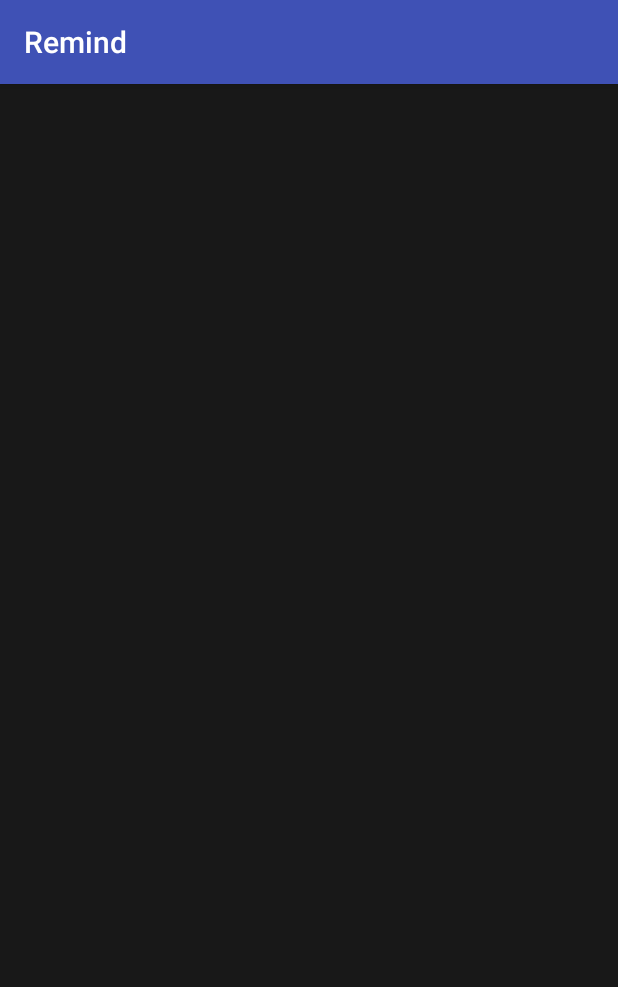
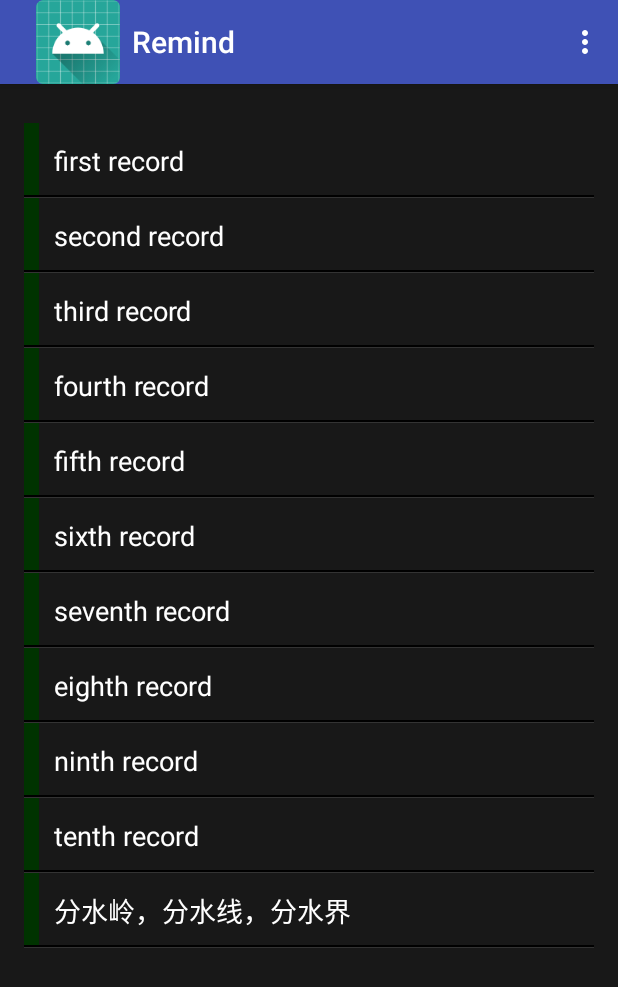
Before and after one commit to JoyOverflow/Android, an Android app: the screen it shows after launch (MainActivity), on a phone screen of 412 x 824 dp. Shown: the top 987 px of the screen. Run offline under Robolectric (Android 15) with nearby library versions, the phone set to English and light mode, and no system bars.

Commit message:
dev 23:36

```diff
--- a/app/src/main/java/pxgd/hyena/com/remind/MainActivity.java
+++ b/app/src/main/java/pxgd/hyena/com/remind/MainActivity.java
@@ -1,13 +1,93 @@
 package pxgd.hyena.com.remind;
 
+import android.os.Bundle;
+import android.support.v7.app.ActionBar;
 import android.support.v7.app.AppCompatActivity;
-import android.os.Bundle;
+import android.view.Menu;
+import android.view.MenuItem;
+import android.view.View;
+import android.widget.AdapterView;
+import android.widget.ArrayAdapter;
+import android.widget.ListView;
 
 public class MainActivity extends AppCompatActivity {
+
+    private ListView mListView;
+    private RemindDb mDbAdapter;
+    private RemindCursorAdapter mCursorAdapter;
+
 
     @Override
     protected void onCreate(Bundle savedInstanceState) {
         super.onCreate(savedInstanceState);
         setContentView(R.layout.activity_main);
+
+        //在标题栏显示自定义图标
+        ActionBar actionBar = getSupportActionBar();
+        actionBar.setHomeButtonEnabled(true);
+        actionBar.setDisplayShowHomeEnabled(true);
+        actionBar.setIcon(R.mipmap.ic_launcher);
+
+        //查找到列表视
+        mListView = (ListView) findViewById(R.id.reminders_list_view);
+        //取消列表视的分隔线（使布局文件中的斜面分隔效果能正确显示）
+        mListView.setDivider(null);
+
+        //数组适配器
+        ArrayAdapter<String> array=new ArrayAdapter<>(this,
+                R.layout.list_row,
+                R.id.row_text,
+                new String[]{
+                        "first record",
+                        "second record",
+                        "third record",
+                        "fourth record",
+                        "fifth record",
+                        "sixth record",
+                        "seventh record",
+                        "eighth record",
+                        "ninth record",
+                        "tenth record",
+                        "分水岭，分水线，分水界"
+                }
+        );
+        //为视图绑定适配器
+        mListView.setAdapter(array);
+        //列表视的单击事件
+        mListView.setOnItemClickListener(new AdapterView.OnItemClickListener() {
+            @Override
+            public void onItemClick(AdapterView<?> parent, View view, int position, long id) {
+
+            }
+        });
     }
+
+
+
+    //加载菜单布局文件
+    @Override
+    public boolean onCreateOptionsMenu(Menu menu) {
+        getMenuInflater().inflate(R.menu.menus, menu);
+        return true;
+    }
+    @Override
+    public boolean onOptionsItemSelected(MenuItem item) {
+        switch (item.getItemId()) {
+            case R.id.action_new:
+                //创建新备忘录（弹出定制的对话框）
+                //fireCustomDialog(null);
+                return true;
+            case R.id.action_exit:
+                finish();
+                return true;
+            default:
+                return false;
+        }
+    }
+
+
+
+
+
+
 }
--- a/app/src/main/res/layout/activity_main.xml
+++ b/app/src/main/res/layout/activity_main.xml
@@ -12,13 +12,12 @@ android:paddingTop="@dimen/activity_vertical_margin"
 tools:context=".MainActivity"
 android:background="@color/dark_grey">
 
-<ListView
-    android:layout_width="match_parent"
-    android:layout_height="wrap_content"
-    android:layout_alignParentTop="true"
-    android:layout_centerHorizontal="true"
-    android:layout_marginTop="20dp"
-    android:id="@+id/reminders_list_view"
-    tools:listitem="@layout/list_row"
-    />
+    <ListView
+        android:id="@+id/reminders_list_view"
+        android:layout_width="match_parent"
+        android:layout_height="wrap_content"
+        android:layout_alignParentTop="true"
+        android:layout_centerHorizontal="true"
+        android:layout_marginTop="10dp"
+        tools:listitem="@layout/list_row"/>
 </RelativeLayout>
--- a/app/src/main/res/layout/list_row.xml
+++ b/app/src/main/res/layout/list_row.xml
@@ -26,6 +26,7 @@
             android:ellipsize="end"
             android:maxLines="1"/>
     </LinearLayout>
+    <!--产生斜面效果边界-->
     <view
         class="android.view.View"
         android:layout_width="fill_parent"
@@ -36,4 +37,5 @@
         android:layout_width="fill_parent"
         android:layout_height="1dp"
         android:background="#333"/>
+    <!--产生斜面效果边界-->
 </LinearLayout>
--- /dev/null
+++ b/app/src/main/res/menu/menus.xml
@@ -0,0 +1,13 @@
+<?xml version="1.0" encoding="utf-8"?>
+<menu xmlns:android="http://schemas.android.com/apk/res/android"
+      xmlns:app="http://schemas.android.com/apk/res-auto">
+
+    <item android:id="@+id/action_new"
+          android:title="@string/new_reminder"
+          android:orderInCategory="100"
+          app:showAsAction="never" />
+    <item android:id="@+id/action_exit"
+          android:title="@string/exit"
+          android:orderInCategory="200"
+          app:showAsAction="never" />
+</menu>
--- /dev/null
+++ b/app/src/main/res/values/dimens.xml
@@ -0,0 +1,5 @@
+<?xml version="1.0" encoding="utf-8"?>
+<resources>
+    <dimen name="activity_horizontal_margin">16dp</dimen>
+    <dimen name="activity_vertical_margin">16dp</dimen>
+</resources>
--- a/app/src/main/res/values/strings.xml
+++ b/app/src/main/res/values/strings.xml
@@ -1,3 +1,7 @@
 <resources>
     <string name="app_name">Remind</string>
+
+    <string name="action_settings">Settings</string>
+    <string name="new_reminder">new Reminder</string>
+    <string name="exit">exit</string>
 </resources>
```
Also changed, not shown: app/src/main/java/pxgd/hyena/com/remind/AlarmReceiver.java (added, +35 -0 lines), app/src/main/java/pxgd/hyena/com/remind/Remind.java (added, +35 -0 lines), app/src/main/java/pxgd/hyena/com/remind/RemindCursorAdapter.java (added, +48 -0 lines), app/src/main/java/pxgd/hyena/com/remind/RemindDb.java (added, +163 -0 lines), app/src/main/res/layout/dialog_custom.xml (added, +57 -0 lines).
